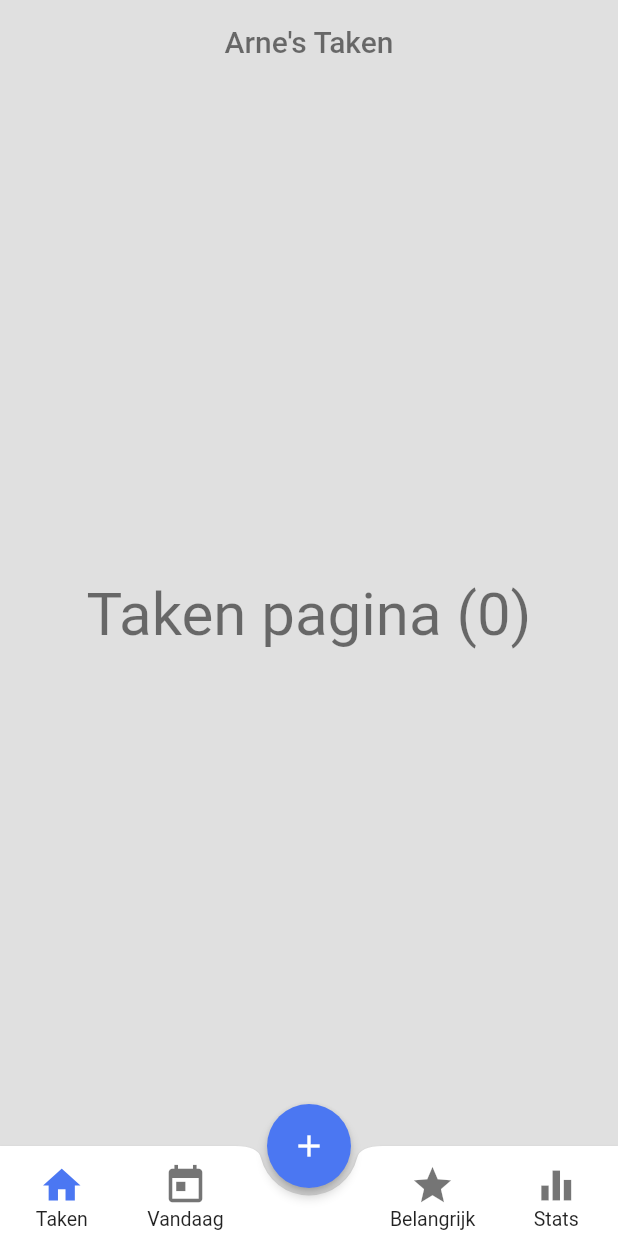
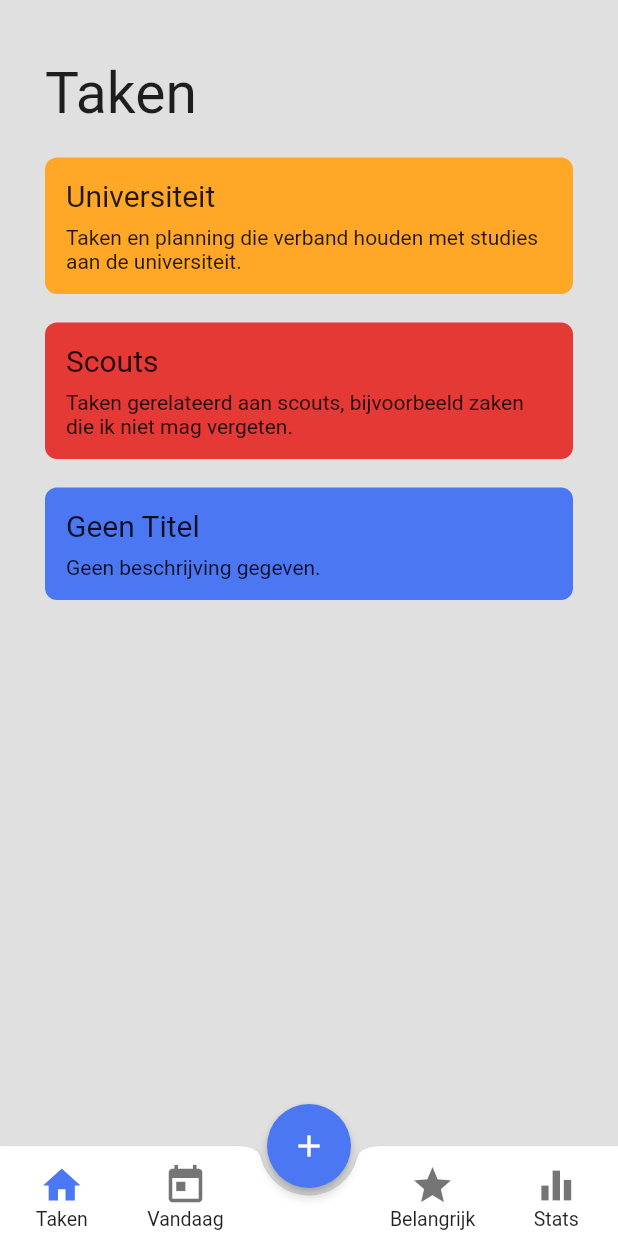
Before and after one commit to ArneDeV/ToDoApp, a Flutter app: the screen it shows after launch, on a phone screen of 412 x 824 dp. Run offline on Flutter 3.47's test engine with Material 2 defaults, Android fonts, the phone set to English and light mode, and no system bars; our stand-ins replace google_fonts.

Commit message:
Changed font and added basic design of task categories

```diff
--- a/lib/main.dart
+++ b/lib/main.dart
@@ -1,4 +1,5 @@
 import 'package:flutter/material.dart';
+import 'package:google_fonts/google_fonts.dart';
 
 import './page_switcher.dart';
 
@@ -23,11 +24,10 @@ class MyApp extends StatelessWidget {
   @override
   Widget build(BuildContext context) {
     return MaterialApp(
+      debugShowCheckedModeBanner: false,
       theme: ThemeData(
         accentColor: myColors[PRIMARY],
-        textTheme: TextTheme(
-          headline2: TextStyle(fontSize: 40),
-        ),
+        textTheme: GoogleFonts.varelaRoundTextTheme(Theme.of(context).textTheme),
       ),
       //* Navigator voor bottom nav bar
       routes: {
--- a/lib/page_switcher.dart
+++ b/lib/page_switcher.dart
@@ -20,15 +20,17 @@ class _PageSwitcherState extends State<PageSwitcher> {
           return Scaffold(
             backgroundColor: Colors.grey.shade300,
             bottomNavigationBar: BottomNavBar(),
-            appBar: AppBar(
-              title: Text(
-                'Arne\'s Taken',
-                style: TextStyle(color: myColors[UNSELECTED]),
-              ),
-              elevation: 0,
-              backgroundColor: myColors[SECONDARY],
-              centerTitle: true,
-            ),
+            // ! Appbar verwijderd, om te kijken naar effect op design.
+            // TODO: Remove Appbar als design het toelaat
+            // appBar: AppBar(
+            //   title: Text(
+            //     'Arne\'s Taken',
+            //     style: TextStyle(color: myColors[UNSELECTED]),
+            //   ),
+            //   elevation: 0,
+            //   backgroundColor: myColors[SECONDARY],
+            //   centerTitle: true,
+            // ),
             // ! Content van app
             body: state.currentPage,
             //* Add button voor todo
--- a/lib/pages/task_list_page.dart
+++ b/lib/pages/task_list_page.dart
@@ -1,14 +1,39 @@
 import 'package:flutter/material.dart';
+
+import 'package:todo_v2/widgets/task_card.dart';
 
 class TaskListPage extends StatelessWidget {
   static const routeName = '/taken';
 
   @override
   Widget build(BuildContext context) {
-    return Center(
-      child: Text(
-        'Taken pagina (0)',
-        style: Theme.of(context).textTheme.headline2,
+    return SafeArea(
+      child: Container(
+        padding: EdgeInsets.symmetric(vertical: 40, horizontal: 30),
+        child: Column(
+          mainAxisSize: MainAxisSize.max,
+          crossAxisAlignment: CrossAxisAlignment.start,
+          children: [
+            Padding(
+              padding: const EdgeInsets.only(bottom: 20.0),
+              child: Text(
+                'Taken',
+                style: TextStyle(fontSize: 38),
+              ),
+            ),
+            TaskCard(
+              title: 'Universiteit',
+              desc: 'Taken en planning die verband houden met studies aan de universiteit.',
+              color: Colors.orange[400],
+            ),
+            TaskCard(
+              title: 'Scouts',
+              desc: 'Taken gerelateerd aan scouts, bijvoorbeeld zaken die ik niet mag vergeten.',
+              color: Colors.red[600],
+            ),
+            TaskCard(),
+          ],
+        ),
       ),
     );
   }
--- /dev/null
+++ b/lib/widgets/task_card.dart
@@ -0,0 +1,43 @@
+import 'package:flutter/material.dart';
+
+import 'package:todo_v2/main.dart';
+
+// Widget voor verschillende app categorien
+class TaskCard extends StatelessWidget {
+  final String title;
+  final String desc;
+  final Color color;
+
+  const TaskCard({Key key, this.title, this.desc, this.color}) : super(key: key);
+
+  @override
+  Widget build(BuildContext context) {
+    return Container(
+      margin: EdgeInsets.only(bottom: 19.0),
+      width: double.infinity,
+      decoration: BoxDecoration(
+        color: color ?? myColors[PRIMARY],
+        borderRadius: BorderRadius.circular(8.0),
+      ),
+      child: Padding(
+        padding: const EdgeInsets.all(14.0),
+        child: Column(
+          crossAxisAlignment: CrossAxisAlignment.start,
+          children: [
+            // Titel van categorie
+            Padding(
+              padding: const EdgeInsets.only(bottom: 8.0),
+              child: Text(
+                title ?? 'Geen Titel',
+                style: TextStyle(fontSize: 20),
+              ),
+            ),
+            // Beschrijving van categorie
+            Text(desc ?? 'Geen beschrijving gegeven.'),
+            // Todo: Toevoegen van progress bar binnen elke categorie.
+          ],
+        ),
+      ),
+    );
+  }
+}
```
Also changed, not shown: pubspec.yaml (+1 -48 lines), pubspec.lock.
